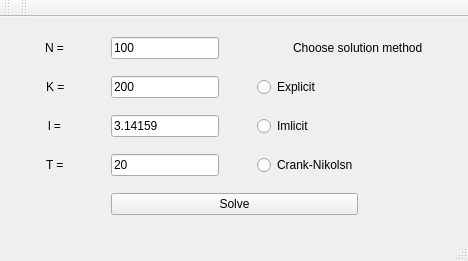
This is numeric-methods-lab-5/UMF/mainwindow.ui in alexbakharew/NumericalMethods2 as Qt 5 draws it before an edit. The edited form follows.
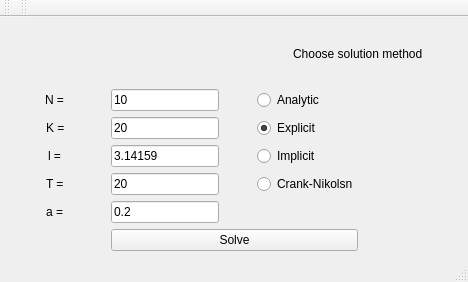
This is the edited form.

Patch:
```diff
--- a/numeric-methods-lab-5/UMF/mainwindow.ui
+++ b/numeric-methods-lab-5/UMF/mainwindow.ui
@@ -7,7 +7,7 @@
     <x>0</x>
     <y>0</y>
     <width>468</width>
-    <height>261</height>
+    <height>282</height>
    </rect>
   </property>
   <property name="windowTitle">
@@ -15,7 +15,45 @@
   </property>
   <widget class="QWidget" name="centralwidget">
    <layout class="QGridLayout" name="gridLayout">
-    <item row="0" column="2" rowspan="4">
+    <item row="2" column="1">
+     <widget class="QLineEdit" name="lineEdit_2">
+      <property name="text">
+       <string>20</string>
+      </property>
+     </widget>
+    </item>
+    <item row="3" column="1">
+     <widget class="QLineEdit" name="lineEdit_3">
+      <property name="text">
+       <string>3.14159</string>
+      </property>
+     </widget>
+    </item>
+    <item row="2" column="4">
+     <widget class="QRadioButton" name="radioButton">
+      <property name="text">
+       <string>Explicit</string>
+      </property>
+      <property name="checked">
+       <bool>true</bool>
+      </property>
+     </widget>
+    </item>
+    <item row="5" column="0" alignment="Qt::AlignHCenter">
+     <widget class="QLabel" name="label_5">
+      <property name="text">
+       <string>a = </string>
+      </property>
+     </widget>
+    </item>
+    <item row="5" column="1">
+     <widget class="QLineEdit" name="lineEdit_5">
+      <property name="text">
+       <string>0.2</string>
+      </property>
+     </widget>
+    </item>
+    <item row="1" column="2" rowspan="5">
      <spacer name="verticalSpacer_2">
       <property name="orientation">
        <enum>Qt::Vertical</enum>
@@ -28,20 +66,74 @@
       </property>
      </spacer>
     </item>
-    <item row="0" column="1">
+    <item row="1" column="1">
      <widget class="QLineEdit" name="lineEdit">
       <property name="text">
-       <string>100</string>
+       <string>10</string>
       </property>
      </widget>
     </item>
-    <item row="3" column="1">
+    <item row="3" column="0" alignment="Qt::AlignHCenter|Qt::AlignVCenter">
+     <widget class="QLabel" name="label_3">
+      <property name="text">
+       <string>l = </string>
+      </property>
+     </widget>
+    </item>
+    <item row="6" column="0">
+     <spacer name="horizontalSpacer">
+      <property name="orientation">
+       <enum>Qt::Horizontal</enum>
+      </property>
+      <property name="sizeHint" stdset="0">
+       <size>
+        <width>40</width>
+        <height>20</height>
+       </size>
+      </property>
+     </spacer>
+    </item>
+    <item row="4" column="1">
      <widget class="QLineEdit" name="lineEdit_4">
       <property name="text">
        <string>20</string>
       </property>
      </widget>
     </item>
+    <item row="6" column="5">
+     <spacer name="horizontalSpacer_2">
+      <property name="orientation">
+       <enum>Qt::Horizontal</enum>
+      </property>
+      <property name="sizeHint" stdset="0">
+       <size>
+        <width>40</width>
+        <height>20</height>
+       </size>
+      </property>
+     </spacer>
+    </item>
+    <item row="4" column="0" alignment="Qt::AlignHCenter|Qt::AlignVCenter">
+     <widget class="QLabel" name="label_4">
+      <property name="text">
+       <string>T = </string>
+      </property>
+     </widget>
+    </item>
+    <item row="6" column="1" colspan="4">
+     <widget class="QPushButton" name="pushButton">
+      <property name="text">
+       <string>Solve</string>
+      </property>
+     </widget>
+    </item>
+    <item row="1" column="4">
+     <widget class="QRadioButton" name="radioButton_4">
+      <property name="text">
+       <string>Analytic</string>
+      </property>
+     </widget>
+    </item>
     <item row="0" column="4" colspan="2" alignment="Qt::AlignHCenter|Qt::AlignVCenter">
      <widget class="QLabel" name="label_8">
       <property name="text">
@@ -49,102 +141,34 @@
       </property>
      </widget>
     </item>
-    <item row="4" column="0">
-     <spacer name="horizontalSpacer">
-      <property name="orientation">
-       <enum>Qt::Horizontal</enum>
+    <item row="4" column="4">
+     <widget class="QRadioButton" name="radioButton_3">
+      <property name="text">
+       <string>Crank-Nikolsn</string>
       </property>
-      <property name="sizeHint" stdset="0">
-       <size>
-        <width>40</width>
-        <height>20</height>
-       </size>
-      </property>
-     </spacer>
+     </widget>
     </item>
     <item row="2" column="0" alignment="Qt::AlignHCenter|Qt::AlignVCenter">
-     <widget class="QLabel" name="label_3">
-      <property name="text">
-       <string>l = </string>
-      </property>
-     </widget>
-    </item>
-    <item row="1" column="1">
-     <widget class="QLineEdit" name="lineEdit_2">
-      <property name="text">
-       <string>200</string>
-      </property>
-     </widget>
-    </item>
-    <item row="2" column="1">
-     <widget class="QLineEdit" name="lineEdit_3">
-      <property name="text">
-       <string>3.14159</string>
-      </property>
-     </widget>
-    </item>
-    <item row="3" column="0" alignment="Qt::AlignHCenter|Qt::AlignVCenter">
-     <widget class="QLabel" name="label_4">
-      <property name="text">
-       <string>T = </string>
-      </property>
-     </widget>
-    </item>
-    <item row="1" column="0" alignment="Qt::AlignHCenter|Qt::AlignVCenter">
      <widget class="QLabel" name="label_2">
       <property name="text">
        <string>K = </string>
       </property>
      </widget>
     </item>
-    <item row="0" column="0" alignment="Qt::AlignHCenter|Qt::AlignVCenter">
+    <item row="3" column="4">
+     <widget class="QRadioButton" name="radioButton_2">
+      <property name="text">
+       <string>Implicit</string>
+      </property>
+     </widget>
+    </item>
+    <item row="1" column="0" alignment="Qt::AlignHCenter|Qt::AlignVCenter">
      <widget class="QLabel" name="label">
       <property name="text">
        <string>N = </string>
       </property>
      </widget>
     </item>
-    <item row="1" column="4">
-     <widget class="QRadioButton" name="radioButton">
-      <property name="text">
-       <string>Explicit</string>
-      </property>
-     </widget>
-    </item>
-    <item row="2" column="4">
-     <widget class="QRadioButton" name="radioButton_2">
-      <property name="text">
-       <string>Imlicit</string>
-      </property>
-     </widget>
-    </item>
-    <item row="3" column="4">
-     <widget class="QRadioButton" name="radioButton_3">
-      <property name="text">
-       <string>Crank-Nikolsn</string>
-      </property>
-     </widget>
-    </item>
-    <item row="4" column="5">
-     <spacer name="horizontalSpacer_2">
-      <property name="orientation">
-       <enum>Qt::Horizontal</enum>
-      </property>
-      <property name="sizeHint" stdset="0">
-       <size>
-        <width>40</width>
-        <height>20</height>
-       </size>
-      </property>
-     </spacer>
-    </item>
-    <item row="4" column="1" colspan="4">
-     <widget class="QPushButton" name="pushButton">
-      <property name="text">
-       <string>Solve</string>
-      </property>
-     </widget>
-    </item>
    </layout>
   </widget>
   <widget class="QMenuBar" name="menubar">
```
